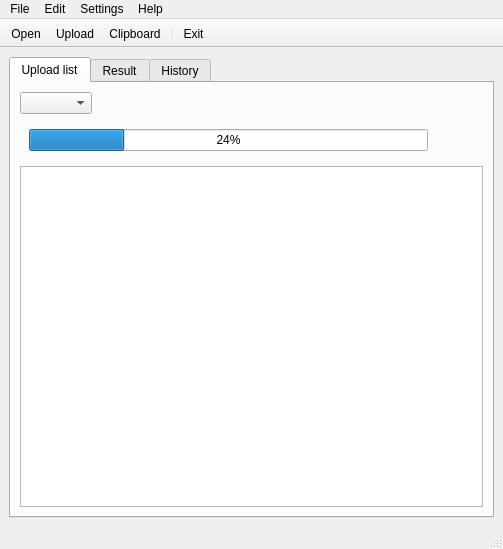
Before: the Qt Designer form quimge/ui/main.ui in Apkawa/quimge, drawn with Qt 5.
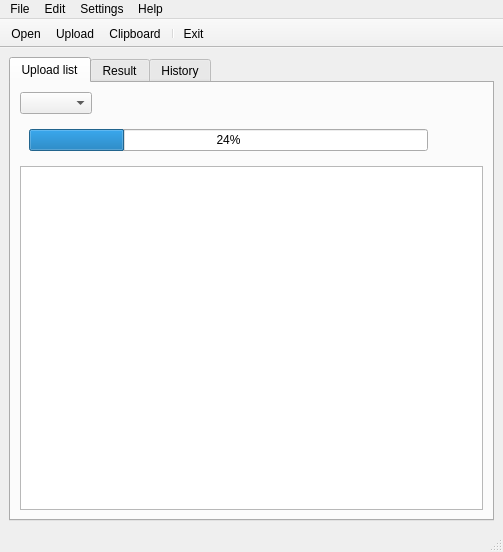
After: the same form once the commit is applied. Icons and pictures are not drawn.

Commit message: drag-n-drop file

The edit to the form file:
```diff
--- a/quimge/ui/main.ui
+++ b/quimge/ui/main.ui
@@ -8,7 +8,7 @@
     <x>0</x>
     <y>0</y>
     <width>503</width>
-    <height>549</height>
+    <height>552</height>
    </rect>
   </property>
   <property name="windowTitle">
```
Left out of the diff: 6 changed lines with no effect on the pictures. The commit also changes 1 other file.
